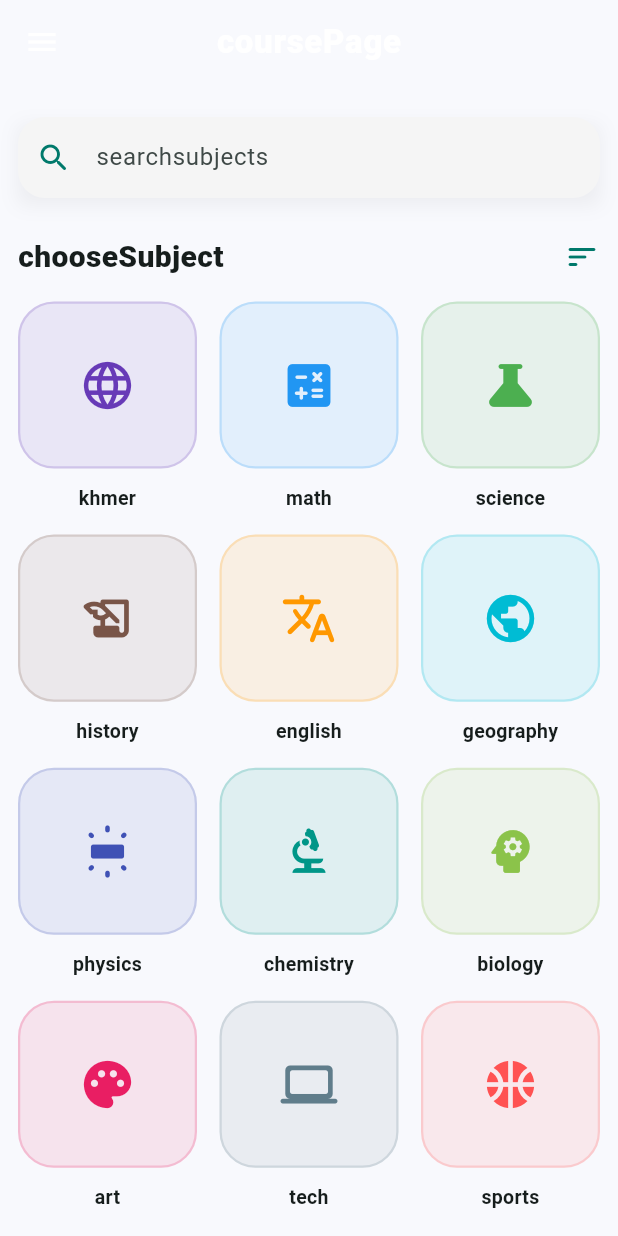
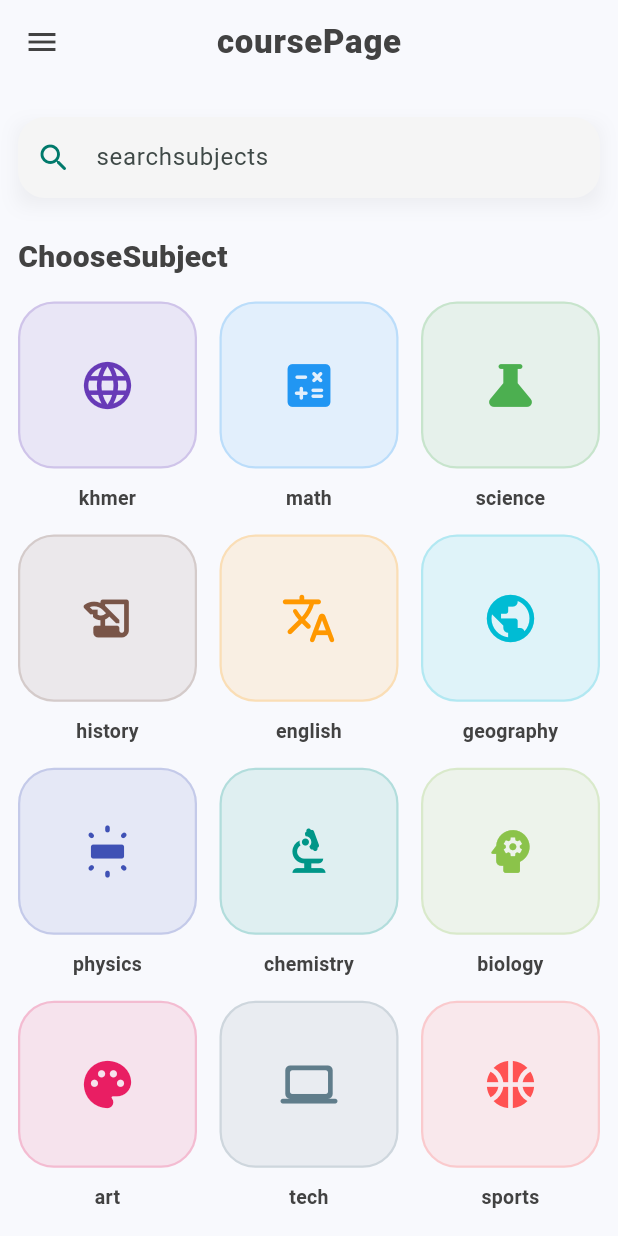
Before and after one commit to VanchhaiThay/eduhub, a Flutter app: the CourseTab screen opened directly with empty values, on a phone screen of 412 x 824 dp. Run offline on Flutter 3.47's test engine with Material 3 defaults, Android fonts, the light colour scheme and no system bars; our stand-ins replace audioplayers, chewie, cloud_firestore, connectivity_plus, firebase_auth, firebase_core and 7 more; missing offline and left inert: record; accounts and stored records are empty.

Commit message:
feat: Enhance UI with dark mode support and improved styling across course components

```diff
--- a/lib/components/feature/coursetap/widgets/course_card.dart
+++ b/lib/components/feature/coursetap/widgets/course_card.dart
@@ -32,10 +32,11 @@ class CourseCard extends StatelessWidget {
         const SizedBox(height: 10),
         Text(
           title,
-          style: const TextStyle(
+          style: TextStyle(
             fontSize: 13,
             fontWeight: FontWeight.bold,
             letterSpacing: 0.2,
+            color: isDark ? Colors.white : Colors.grey.shade800,
           ),
           textAlign: TextAlign.center,
           maxLines: 1,
--- a/lib/components/feature/coursetap/widgets/course_content.dart
+++ b/lib/components/feature/coursetap/widgets/course_content.dart
@@ -41,10 +41,13 @@ class CourseContent extends StatelessWidget {
             mainAxisAlignment: MainAxisAlignment.spaceBetween,
             children: [
               Text(
-                Localization.text(selectedLanguage, 'chooseSubject'),
-                style: const TextStyle(fontSize: 20, fontWeight: FontWeight.w800),
+                Localization.text(selectedLanguage, 'ChooseSubject'),
+                style: TextStyle(
+                  fontSize: 20,
+                  fontWeight: FontWeight.w800,
+                  color: isDark ? Colors.white : Colors.grey.shade800,
+                ),
               ),
-              Icon(Icons.sort_rounded, color: primaryColor),
             ],
           ),
           const SizedBox(height: 15),
@@ -85,7 +88,10 @@ class CourseContent extends StatelessWidget {
                       mainAxisAlignment: MainAxisAlignment.center,
                       children: [
                         Icon(Icons.search_off_rounded, size: 80, color: Colors.grey.withOpacity(0.5)),
-                        const Text("No subjects match your search", style: TextStyle(color: Colors.grey)),
+                        Text(
+                          "No subjects match your search",
+                          style: TextStyle(color: isDark ? Colors.white70 : Colors.grey),
+                        ),
                       ],
                     ),
                   ),
--- a/lib/components/feature/coursetap/widgets/course_tab.dart
+++ b/lib/components/feature/coursetap/widgets/course_tab.dart
@@ -39,23 +39,30 @@ class _CourseTabState extends State<CourseTab> {
 
   @override
   Widget build(BuildContext context) {
+    final bool isDark = Theme.of(context).brightness == Brightness.dark;
+    final Color textColor = isDark ? Colors.white : Colors.grey.shade800;
+
     return Scaffold(
       backgroundColor: Theme.of(context).scaffoldBackgroundColor,
       drawer: CourseDrawer(
         selectedIndex: _selectedIndex,
         onItemSelected: (index) => setState(() => _selectedIndex = index),
-        backgroundColor: Theme.of(context).scaffoldBackgroundColor,
       ),
       appBar: AppBar(
         title: Text(
           _selectedIndex == 0
               ? Localization.text(widget.selectedLanguage, 'coursePage')
               : Localization.text(widget.selectedLanguage, 'library'),
-          style: const TextStyle(fontWeight: FontWeight.w800, letterSpacing: 0.5),
+          style: TextStyle(
+            fontWeight: FontWeight.w800,
+            letterSpacing: 0.5,
+            color: textColor,
+          ),
         ),
         backgroundColor: Colors.transparent,
         elevation: 0,
         centerTitle: true,
+        iconTheme: IconThemeData(color: textColor),
       ),
       body: AnimatedSwitcher(
         duration: const Duration(milliseconds: 300),
```
Also changed, not shown: lib/components/feature/classtap/classteacher/class_teacher_tab.dart (+71 -18 lines), lib/components/feature/coursetap/library/library.dart (+12 -5 lines), lib/components/feature/coursetap/widgets/course_drawer.dart (+7 -5 lines), lib/components/feature/coursetap/widgets/course_library.dart (+5 -3 lines).
